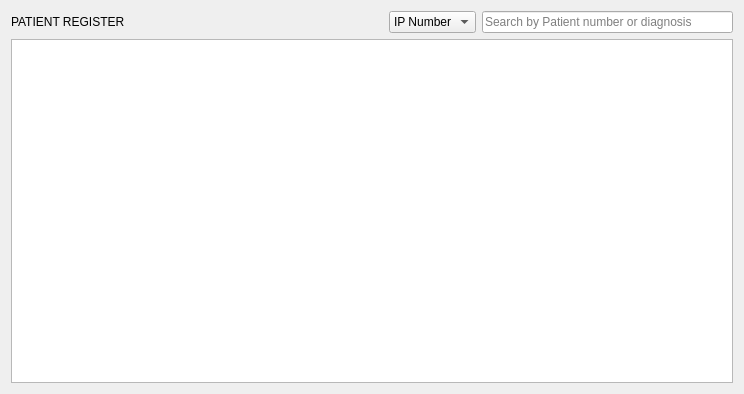
Above: register.ui from abiiranathan/hmis before the change. Below: the same form after it.
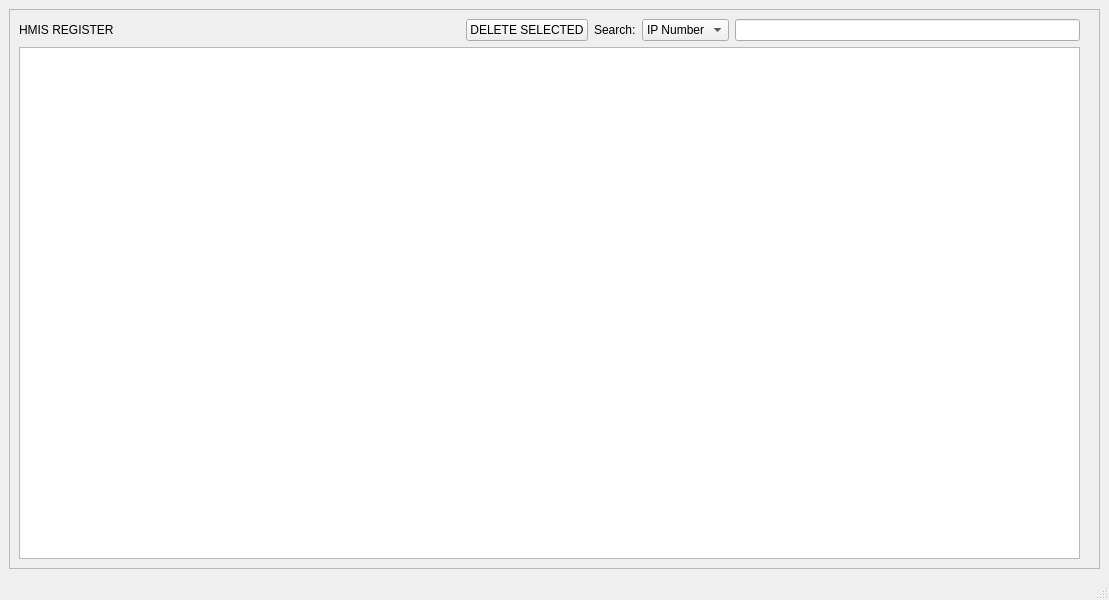
That is the form after the change.

Commit message: Updated Register view using QMainWindow with filtering, update, deletion, update connection logic to support multiple drivers, diagnoses removed from file to database

```diff
--- a/register.ui
+++ b/register.ui
@@ -1,20 +1,45 @@
 <?xml version="1.0" encoding="UTF-8"?>
 <ui version="4.0">
- <class>Register</class>
- <widget class="QDialog" name="Register">
+ <class>MainWindow</class>
+ <widget class="QMainWindow" name="MainWindow">
   <property name="geometry">
    <rect>
     <x>0</x>
     <y>0</y>
-    <width>744</width>
-    <height>394</height>
+    <width>1109</width>
+    <height>600</height>
    </rect>
   </property>
   <property name="windowTitle">
    <string>Patient Register</string>
   </property>
+  <widget class="QWidget" name="centralwidget">
   <layout class="QGridLayout" name="gridLayout">
-   <item row="0" column="1">
+    <item row="0" column="0">
+     <widget class="QFrame" name="frame">
+      <property name="frameShape">
+       <enum>QFrame::Shape::StyledPanel</enum>
+      </property>
+      <property name="frameShadow">
+       <enum>QFrame::Shadow::Raised</enum>
+      </property>
+      <layout class="QGridLayout" name="gridLayout_2">
+       <item row="1" column="0">
+        <widget class="QTableWidget" name="tableWidget"/>
+       </item>
+       <item row="0" column="0">
+        <layout class="QHBoxLayout" name="horizontalLayout">
+         <item>
+          <widget class="QLabel" name="registerLabel">
+           <property name="styleSheet">
+            <string notr="true">font: 700 12pt &quot;Serif&quot;;</string>
+           </property>
+           <property name="text">
+            <string>HMIS REGISTER</string>
+           </property>
+          </widget>
+         </item>
+         <item>
     <spacer name="horizontalSpacer">
      <property name="orientation">
       <enum>Qt::Horizontal</enum>
@@ -27,27 +52,21 @@
      </property>
     </spacer>
    </item>
-   <item row="1" column="0" colspan="4">
-    <widget class="QTableWidget" name="tableWidget"/>
-   </item>
-   <item row="0" column="0">
-    <widget class="QLabel" name="label">
-     <property name="styleSheet">
-      <string notr="true">font: 700 16pt &quot;Segoe UI&quot;;</string>
-     </property>
+         <item>
+          <widget class="QPushButton" name="btnDelete">
      <property name="text">
-      <string>PATIENT REGISTER</string>
+            <string>DELETE SELECTED</string>
      </property>
     </widget>
    </item>
-   <item row="0" column="3">
-    <widget class="QLineEdit" name="search">
-     <property name="placeholderText">
-      <string>Search by Patient number or diagnosis</string>
+         <item>
+          <widget class="QLabel" name="label_2">
+           <property name="text">
+            <string>Search:</string>
      </property>
     </widget>
    </item>
-   <item row="0" column="2">
+         <item>
     <widget class="QComboBox" name="comboBoxSearch">
      <item>
       <property name="text">
@@ -61,7 +80,27 @@
      </item>
     </widget>
    </item>
-  </layout>
+         <item>
+          <widget class="QLineEdit" name="search"/>
+         </item>
+        </layout>
+       </item>
+       <item row="1" column="1">
+        <layout class="QGridLayout" name="chartLayout">
+         <property name="leftMargin">
+          <number>5</number>
+         </property>
+         <property name="rightMargin">
+          <number>5</number>
+         </property>
+        </layout>
+       </item>
+      </layout>
+     </widget>
+    </item>
+   </layout>
+  </widget>
+  <widget class="QStatusBar" name="statusbar"/>
  </widget>
  <resources/>
  <connections/>
```
Left out of the diff: 4 changed lines with no effect on the pictures. Lines whose indentation alone changed are shown as unchanged. The commit also changes 18 other files.
